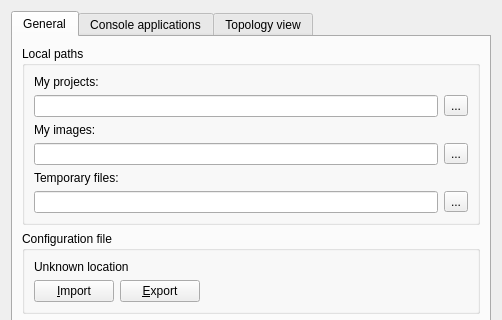
First picture: the form in gns3/ui/general_preferences_page.ui, repository GNS3/gns3-gui, before the edit; both pictures show x 0 to 502 and y 0 to 320 of the 502 by 557 pixel window.
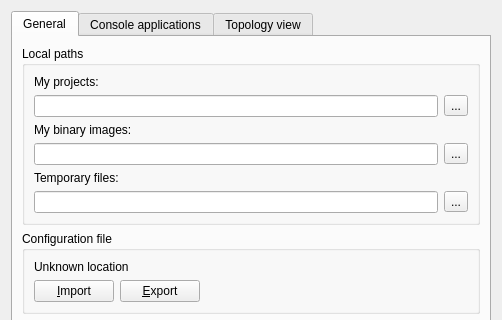
Second picture: the form after the edit.

Commit message: New feature: insert image on the view. Add some tooltips in preference and configuration pages.

```diff
--- a/gns3/ui/general_preferences_page.ui
+++ b/gns3/ui/general_preferences_page.ui
@@ -57,7 +57,7 @@
           <item row="2" column="0">
            <widget class="QLabel" name="uiImagesPathLabel">
             <property name="text">
-             <string>My images:</string>
+             <string>My binary images:</string>
             </property>
            </widget>
           </item>
```
Left out of the diff: 18 changed lines with no effect on the pictures. The commit also changes 13 other files.
